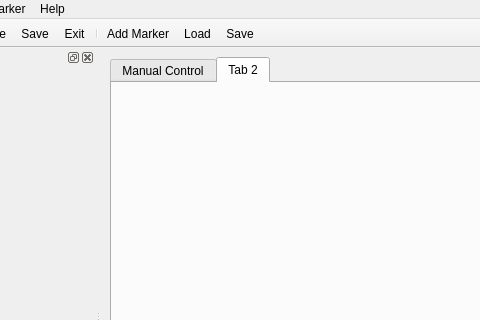
Before: the Qt Designer form hiveground/hg_apps/hg_inspector_arm/src/inspector_arm.ui in cuixiongyi/hiveground-ros-pkg, drawn with Qt 5; both pictures show x 105 to 585 and y 0 to 320 of the 756 by 614 pixel window.
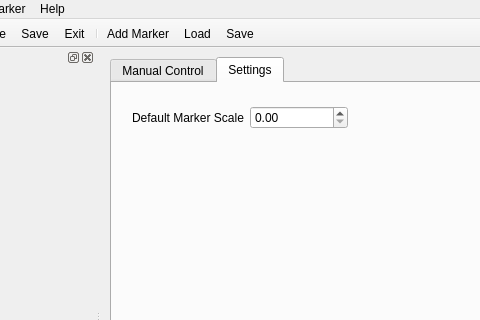
After: the same form once the commit is applied. The open tabs and pages were chosen to show the change.

What changed in the file:
```diff
--- a/hiveground/hg_apps/hg_inspector_arm/src/inspector_arm.ui
+++ b/hiveground/hg_apps/hg_inspector_arm/src/inspector_arm.ui
@@ -392,8 +392,30 @@
       </widget>
       <widget class="QWidget" name="tab_2">
        <attribute name="title">
-        <string>Tab 2</string>
+        <string>Settings</string>
        </attribute>
+       <widget class="QWidget" name="layoutWidget">
+        <property name="geometry">
+         <rect>
+          <x>20</x>
+          <y>20</y>
+          <width>216</width>
+          <height>29</height>
+         </rect>
+        </property>
+        <layout class="QHBoxLayout" name="horizontalLayout_8">
+         <item>
+          <widget class="QLabel" name="label_6">
+           <property name="text">
+            <string>Default Marker Scale</string>
+           </property>
+          </widget>
+         </item>
+         <item>
+          <widget class="QDoubleSpinBox" name="doubleSpinBoxDefaultMarkerScale"/>
+         </item>
+        </layout>
+       </widget>
       </widget>
      </widget>
     </item>
```
Left out of the diff: 16 changed lines with no effect on the pictures.
